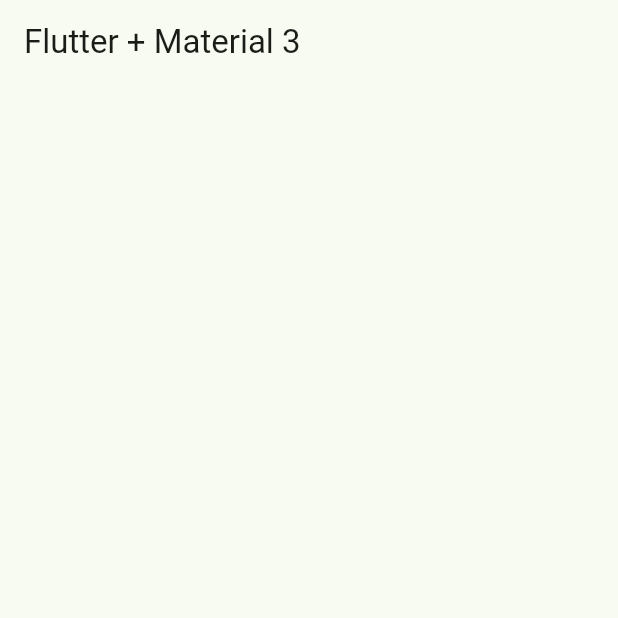
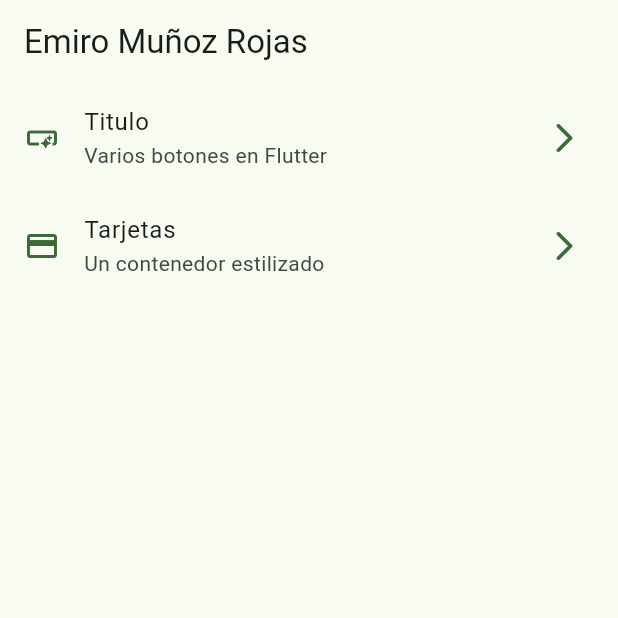
Before and after one commit to EmiroMunoz01/flutter_application_1, a Flutter app: the screen it shows after launch, on a phone screen of 412 x 824 dp, the top half of it. Run offline on Flutter 3.47's test engine with Material 2 defaults, Android fonts, the phone set to English and light mode, and no system bars.

Commit message:
Diseño de la primer pantalla de opciones

```diff
--- a/lib/config/menu/menu_items.dart
+++ b/lib/config/menu/menu_items.dart
@@ -15,12 +15,11 @@ class MenuItem {
 
 const appMenuItems = <MenuItem>[
   MenuItem(
-      title: 'title',
+      title: 'Titulo',
       subTitle: 'Varios botones en Flutter',
       link: '/buttons',
       icon: Icons.smart_button_outlined),
-
-      MenuItem(
+  MenuItem(
       title: 'Tarjetas',
       subTitle: 'Un contenedor estilizado',
       link: '/card',
--- a/lib/presentation/screens/home/home_screen.dart
+++ b/lib/presentation/screens/home/home_screen.dart
@@ -1,4 +1,5 @@
 import 'package:flutter/material.dart';
+import 'package:flutter_application_1/config/menu/menu_items.dart';
 
 class HomeScreen extends StatelessWidget {
   const HomeScreen({super.key});
@@ -7,8 +8,50 @@ class HomeScreen extends StatelessWidget {
   Widget build(BuildContext context) {
     return Scaffold(
       appBar: AppBar(
-        title: const Text('Flutter + Material 3'),
+        title: const Text('Emiro Muñoz Rojas'),
       ),
+      body: const _HomeView(),
     );
   }
 }
+
+class _HomeView extends StatelessWidget {
+  const _HomeView();
+
+  @override
+  Widget build(BuildContext context) {
+    return ListView.builder(
+        //esta linea es clave, nos dara el largo de los elementos que componen el menu
+        itemCount: appMenuItems.length,
+        itemBuilder: ((context, index) {
+          final menuItem = appMenuItems[index];
+        //hemos extraido el codigo para simplificar el codigo, ademas de hacer privado el widget que hemos extraido
+          return _CustomListTile(menuItem: menuItem);
+        }));
+  }
+}
+
+class _CustomListTile extends StatelessWidget {
+  const _CustomListTile({
+    required this.menuItem,
+  });
+
+  final MenuItem menuItem;
+
+  @override
+  Widget build(BuildContext context) {
+
+    final colors = Theme.of(context).colorScheme;
+
+    return ListTile(
+        //este es el icono que va antes del widget
+        leading: Icon(menuItem.icon, color:colors.primary),
+        trailing: Icon(Icons.arrow_forward_ios_rounded, color:colors.primary),
+        title: Text(menuItem.title),
+        subtitle: Text(menuItem.subTitle),
+        //agregaremos el evento del boton
+        onTap: () {
+          //TODO: navegar a otra pantalla
+        });
+  }
+}
```
